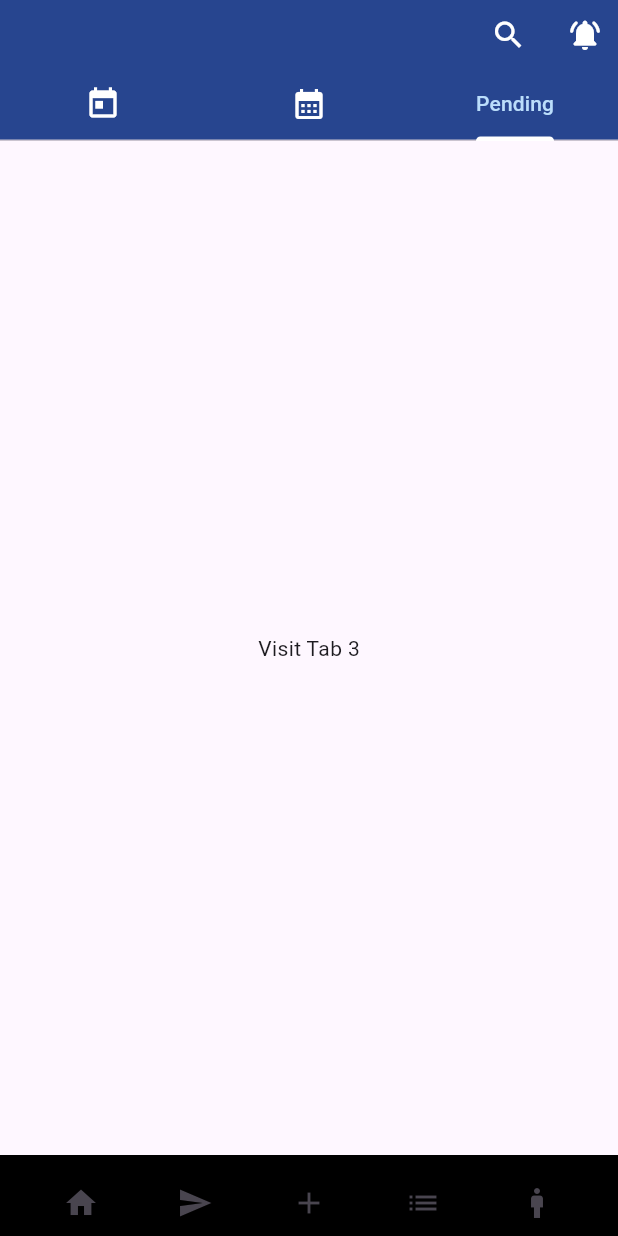
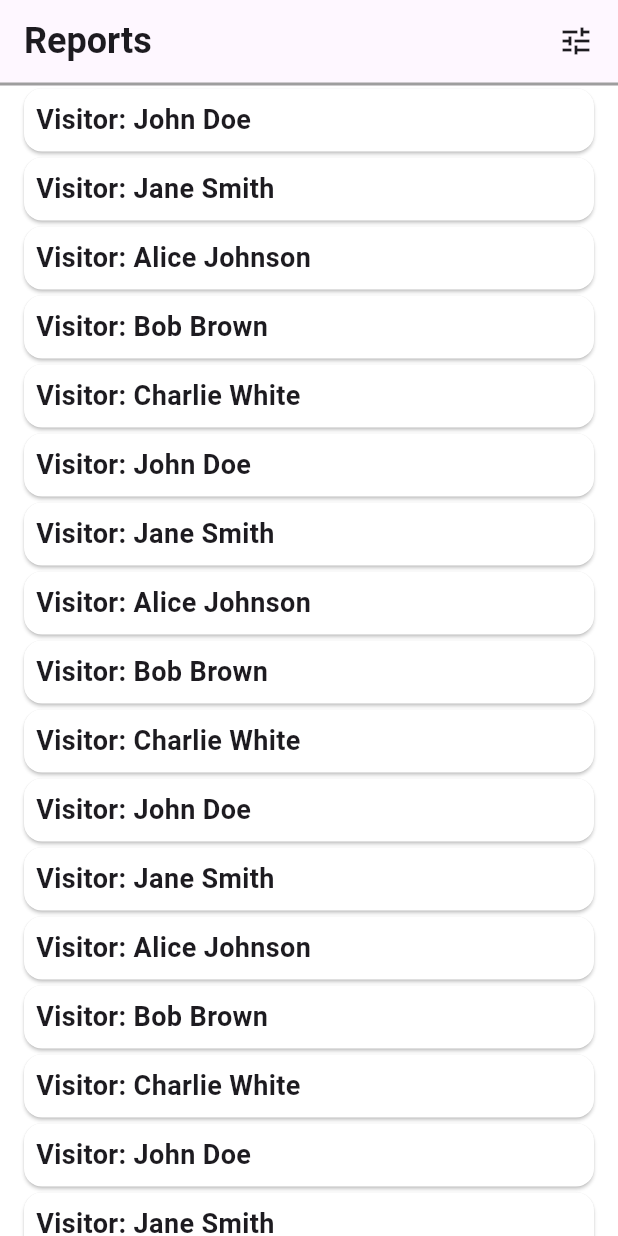
Before and after one commit to FaijanMasi/agp_faijan, a Flutter app: the TodayVisitScreen screen opened directly, tab 3 chosen, after a tap on the "add" icon, on a phone screen of 412 x 824 dp. Run offline on Flutter 3.47's test engine with Material 3 defaults, Android fonts, the phone set to English and light mode, and no system bars.

Commit message:
work changes

```diff
--- a/lib/Home Page/home_screen.dart
+++ b/lib/Home Page/home_screen.dart
@@ -1,6 +1,7 @@
 import 'package:agp/Home%20Page/Today%20Visit/Appointment_list.dart';
 import 'package:agp/Home%20Page/Today%20Visit/today_visit_list.dart';
 import 'package:agp/Home%20Page/meeting_request.dart';
+import 'package:agp/Home%20Page/reports_page.dart';
 import 'package:flutter/material.dart';
 
 class TodayVisitScreen extends StatefulWidget {
@@ -188,10 +189,8 @@ class _TodayVisitScreenState extends State<TodayVisitScreen>
             IconButton(
                 icon: const Icon(Icons.add),
                 onPressed: () {
-                  // Navigator.push(
-                  //     context,
-                  //     MaterialPageRoute(
-                  //         builder: (context) => const Taskpage()));
+                  Navigator.push(context,
+                      MaterialPageRoute(builder: (context) => ReportsPage()));
                 }),
             IconButton(
                 icon: const Icon(Icons.list),
--- /dev/null
+++ b/lib/Home Page/reports_page.dart
@@ -0,0 +1,82 @@
+import 'package:flutter/material.dart';
+
+class ReportsPage extends StatefulWidget {
+  ReportsPage({super.key});
+
+  @override
+  State<ReportsPage> createState() => _ReportsPageState();
+}
+
+class _ReportsPageState extends State<ReportsPage> {
+  final List<Map<String, String>> people = [
+    {'name': 'John Doe', 'age': '25'},
+    {'name': 'Jane Smith', 'age': '30'},
+    {'name': 'Alice Johnson', 'age': '22'},
+    {'name': 'Bob Brown', 'age': '27'},
+    {'name': 'Charlie White', 'age': '35'},
+  ];
+  @override
+  Widget build(BuildContext context) {
+    return Scaffold(
+      backgroundColor: Colors.white,
+      appBar: AppBar(
+        // elevation: 2,
+        automaticallyImplyLeading: false,
+        title: Row(
+          children: [
+            const Text(
+              'Reports',
+              style: TextStyle(fontSize: 24, fontWeight: FontWeight.bold),
+            ),
+            const Spacer(
+              flex: 5,
+            ),
+            InkWell(
+              onTap: () {
+                print('Filtered');
+              },
+              child: Icon(Icons.tune),
+            ),
+          ],
+        ),
+        bottom: PreferredSize(
+          preferredSize: const Size.fromHeight(1.0),
+          child: Container(
+            color: Colors.grey,
+            height: 2.0,
+          ),
+        ),
+      ),
+      body: ListView.builder(
+        // shrinkWrap: false,
+        itemCount: 20,
+        itemBuilder: (context, index) {
+          final person = people[index % people.length];
+          return Card(
+            color: Colors.white,
+            margin: const EdgeInsets.symmetric(horizontal: 16, vertical: 2),
+            elevation: 1,
+            child: Padding(
+              padding: const EdgeInsets.all(8.0),
+              child: Column(
+                crossAxisAlignment: CrossAxisAlignment.start,
+                children: [
+                  Text(
+                    'Visitor: ${person['name']}',
+                    style: const TextStyle(
+                        fontSize: 18, fontWeight: FontWeight.bold),
+                  ),
+                  // const SizedBox(height: 2),
+                  // Text(
+                  //   'Age: ${person['age']}',
+                  //   style: const TextStyle(fontSize: 16, color: Colors.grey),
+                  // ),
+                ],
+              ),
+            ),
+          );
+        },
+      ),
+    );
+  }
+}
--- a/pubspec.yaml
+++ b/pubspec.yaml
@@ -47,6 +47,7 @@ dev_dependencies:
   # rules and activating additional ones.
   flutter_lints: ^4.0.0
   flutter_svg: ^2.0.16
+  expandable: ^5.0.1
 
 # For information on the generic Dart part of this file, see the
 # following page: https://dart.dev/tools/pub/pubspec
```
Also changed, not shown: pubspec.lock.
